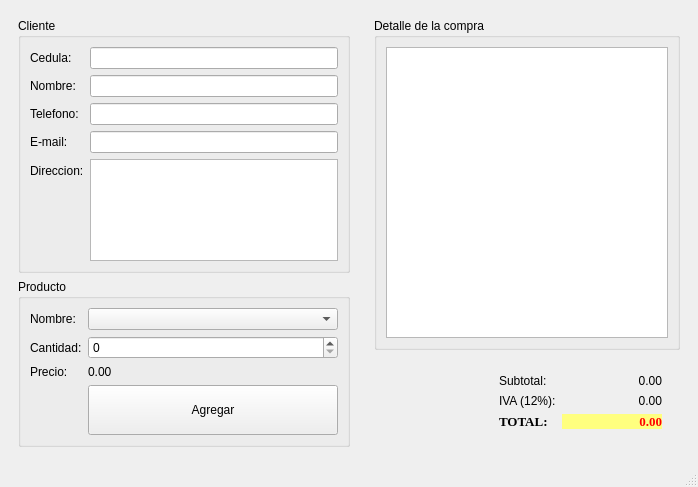
The window that tienda.ui (Erik68e/P59-Qt-Tienda) describes before a commit, drawn with Qt 5.
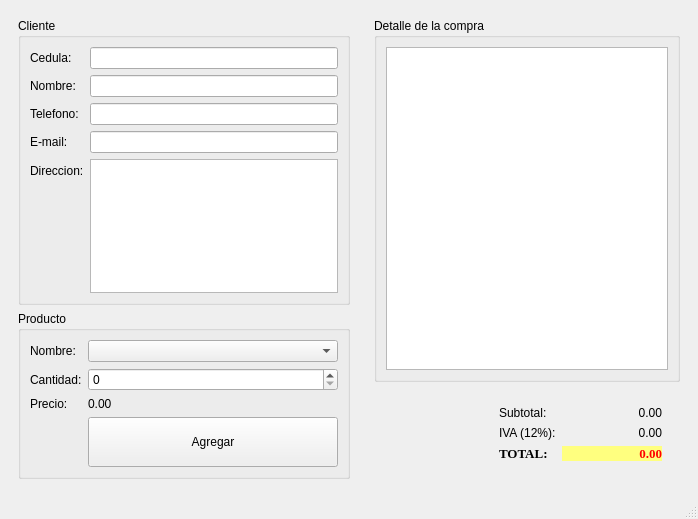
The same window after the commit.

Commit message: Agregar productos y calculos

What changed in the file:
```diff
--- a/tienda.ui
+++ b/tienda.ui
@@ -7,7 +7,7 @@
     <x>0</x>
     <y>0</y>
     <width>698</width>
-    <height>487</height>
+    <height>519</height>
    </rect>
   </property>
   <property name="windowTitle">
@@ -166,7 +166,7 @@
          <property name="title">
           <string>Detalle de la compra</string>
          </property>
-         <layout class="QHBoxLayout" name="horizontalLayout_2">
+         <layout class="QVBoxLayout" name="verticalLayout_3">
           <item>
            <widget class="QTableWidget" name="outDetalle"/>
           </item>
```
The commit also changes 2 other files.
